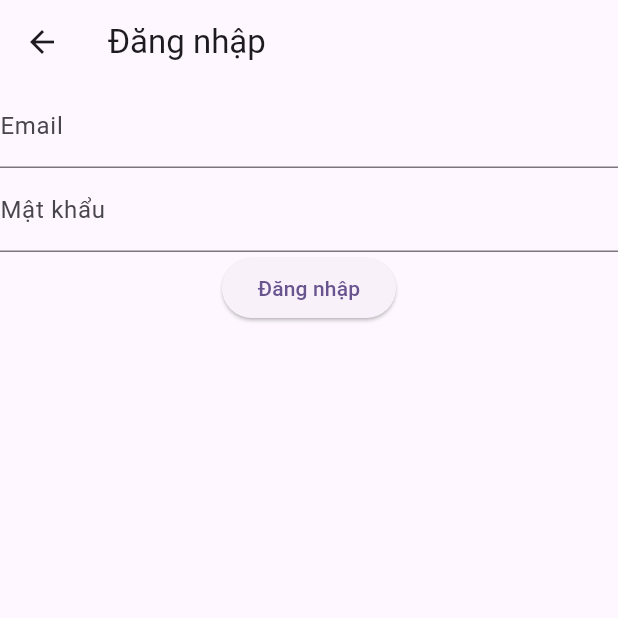
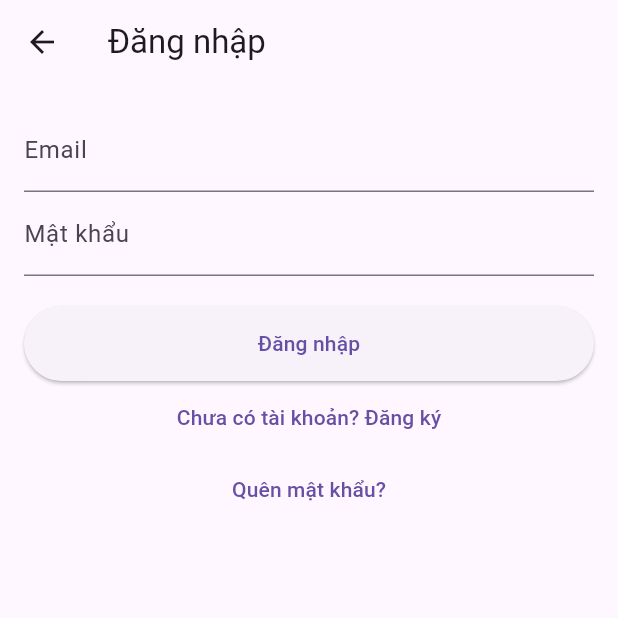
Before and after one commit to chucomatnao/mini_e_fe_app, a Flutter app: the LoginScreen screen opened directly, on a phone screen of 412 x 824 dp, the top half of it. Run offline on Flutter 3.47's test engine with Material 3 defaults, Android fonts, the phone set to English and light mode, and no system bars; our stand-ins replace cached_network_image, shared_preferences; accounts and stored records are empty.

Commit message:
Cập nhật chức năng đăng nhập, đăng ký, quên mật khẩu và danh sách sản phẩm

```diff
--- a/lib/models/product_model.dart
+++ b/lib/models/product_model.dart
@@ -1,3 +1,4 @@
+// File chứa model cho dữ liệu sản phẩm từ API
 class ProductModel {
   final String id;
   final String name;
@@ -5,8 +6,15 @@ class ProductModel {
   final double price;
   final String imageUrl;
 
-  ProductModel({required this.id, required this.name, required this.description, required this.price, required this.imageUrl});
+  ProductModel({
+    required this.id,
+    required this.name,
+    required this.description,
+    required this.price,
+    required this.imageUrl,
+  });
 
+  // Hàm chuyển từ JSON sang ProductModel
   factory ProductModel.fromJson(Map<String, dynamic> json) {
     return ProductModel(
       id: json['id'] ?? '',
--- a/lib/models/user_model.dart
+++ b/lib/models/user_model.dart
@@ -1,17 +1,28 @@
+// File chứa model cho dữ liệu người dùng từ API
 class UserModel {
   final String id;
-  final String username;
+  final String name; // Tên người dùng từ register DTO
   final String email;
+  final String role; // Vai trò người dùng (từ backend)
   final bool isVerified;
 
-  UserModel({required this.id, required this.username, required this.email, required this.isVerified});
+  UserModel({
+    required this.id,
+    required this.name,
+    required this.email,
+    required this.role,
+    required this.isVerified,
+  });
 
+  // Hàm chuyển từ JSON sang UserModel
   factory UserModel.fromJson(Map<String, dynamic> json) {
+    final data = json['data'] ?? json; // Xử lý trường hợp backend trả {success: true, data: user}
     return UserModel(
-      id: json['id'] ?? '',
-      username: json['username'] ?? '',
-      email: json['email'] ?? '',
-      isVerified: json['isVerified'] ?? false,
+      id: data['id']?.toString() ?? '',
+      name: data['name'] ?? '',
+      email: data['email'] ?? '',
+      role: data['role'] ?? 'USER',
+      isVerified: data['isVerified'] ?? false,
     );
   }
 }
--- a/lib/screens/login_screen.dart
+++ b/lib/screens/login_screen.dart
@@ -1,27 +1,72 @@
+// Màn hình đăng nhập
 import 'package:flutter/material.dart';
 import 'package:provider/provider.dart';
 import '../providers/auth_provider.dart';
 import '../widgets/custom_button.dart';
 
-class LoginScreen extends StatelessWidget {
+class LoginScreen extends StatefulWidget {
+  @override
+  _LoginScreenState createState() => _LoginScreenState();
+}
+
+class _LoginScreenState extends State<LoginScreen> {
+  final _formKey = GlobalKey<FormState>();
   final _emailController = TextEditingController();
   final _passwordController = TextEditingController();
 
   @override
   Widget build(BuildContext context) {
     final authProvider = Provider.of<AuthProvider>(context);
+
     return Scaffold(
-      appBar: AppBar(title: Text('Đăng nhập')),
-      body: Column(
-        children: [
-          TextField(controller: _emailController, decoration: InputDecoration(labelText: 'Email')),
-          TextField(controller: _passwordController, decoration: InputDecoration(labelText: 'Mật khẩu'), obscureText: true),
-          if (authProvider.isLoading) CircularProgressIndicator(),
-          CustomButton(text: 'Đăng nhập', onPressed: () {
-            authProvider.login(_emailController.text, _passwordController.text);
-            // Navigate nếu thành công
-          }),
-        ],
+      appBar: AppBar(title: const Text('Đăng nhập')),
+      body: Padding(
+        padding: const EdgeInsets.all(16.0),
+        child: Form(
+          key: _formKey,
+          child: Column(
+            children: [
+              TextFormField(
+                controller: _emailController,
+                decoration: const InputDecoration(labelText: 'Email'),
+                validator: (value) => value!.isEmpty ? 'Email không được để trống' : null,
+              ),
+              TextFormField(
+                controller: _passwordController,
+                decoration: const InputDecoration(labelText: 'Mật khẩu'),
+                obscureText: true,
+                validator: (value) => value!.isEmpty ? 'Mật khẩu không được để trống' : null,
+              ),
+              const SizedBox(height: 20),
+              CustomButton(
+                text: 'Đăng nhập',
+                isLoading: authProvider.isLoading,
+                onPressed: () {
+                  if (_formKey.currentState!.validate()) {
+                    authProvider.login(
+                      _emailController.text,
+                      _passwordController.text,
+                    ).then((_) {
+                      if (authProvider.user != null) {
+                        Navigator.pushReplacementNamed(context, '/home');
+                      } else {
+                        ScaffoldMessenger.of(context).showSnackBar(SnackBar(content: Text(authProvider.errorMessage ?? 'Lỗi không xác định')));
+                      }
+                    });
+                  }
+                },
+              ),
+              TextButton(
+                onPressed: () => Navigator.pushNamed(context, '/register'),
+                child: const Text('Chưa có tài khoản? Đăng ký'),
+              ),
+              TextButton(
+                onPressed: () => Navigator.pushNamed(context, '/forgot-password'),
+                child: const Text('Quên mật khẩu?'),
+              ),
+            ],
+          ),
+        ),
       ),
     );
   }
--- a/lib/utils/app_constants.dart
+++ b/lib/utils/app_constants.dart
@@ -1,4 +1,7 @@
+// File chứa các hằng số chung như URL và endpoint để dễ quản lý
 class AppConstants {
-  static const String baseUrl = 'http://localhost:3000';
-// Thêm endpoints khác
+  static const String baseUrl = 'http://localhost:3000'; // URL của backend NestJS, thay đổi nếu deploy
+  static const String registerEndpoint = '/auth/register'; // Endpoint đăng ký
+  static const String loginEndpoint = '/auth/login'; // Endpoint đăng nhập
+  static const String forgotPasswordEndpoint = '/auth/forgot-password'; // Endpoint quên mật khẩu
 }
--- a/lib/widgets/custom_button.dart
+++ b/lib/widgets/custom_button.dart
@@ -1,13 +1,25 @@
+// File chứa widget button tái sử dụng
 import 'package:flutter/material.dart';
 
 class CustomButton extends StatelessWidget {
   final String text;
   final VoidCallback onPressed;
+  final bool isLoading;
 
-  CustomButton({required this.text, required this.onPressed});
+  const CustomButton({
+    required this.text,
+    required this.onPressed,
+    this.isLoading = false,
+  });
 
   @override
   Widget build(BuildContext context) {
-    return ElevatedButton(onPressed: onPressed, child: Text(text));
+    return ElevatedButton(
+      onPressed: isLoading ? null : onPressed,
+      child: isLoading ? const CircularProgressIndicator(color: Colors.white) : Text(text),
+      style: ElevatedButton.styleFrom(
+        minimumSize: const Size(double.infinity, 50),
+      ),
+    );
   }
 }
```
Also changed, not shown: lib/main.dart (+22 -63 lines), lib/providers/auth_provider.dart (+54 -4 lines), lib/providers/product_provider.dart (+42 -0 lines), lib/screens/forgot_password_screen.dart (+86 -0 lines), lib/screens/product_list_screen.dart (+49 -0 lines), lib/screens/register_screen.dart (+84 -0 lines), lib/service/auth_service.dart (+75 -7 lines), lib/widgets/product_card.dart (+54 -0 lines), 1 other file.
